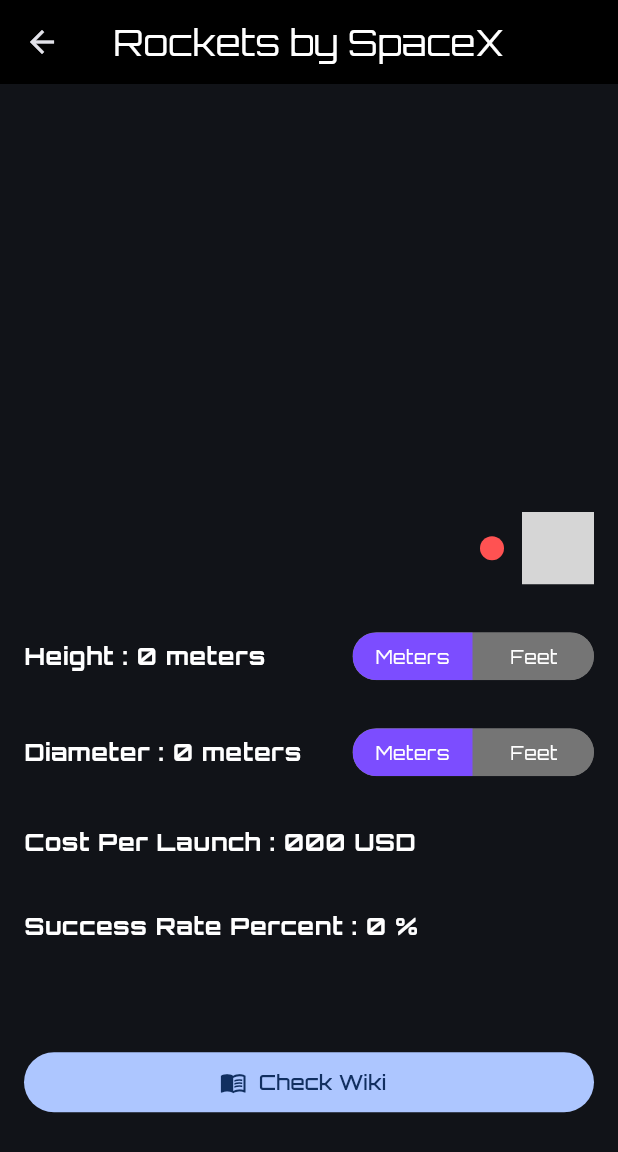
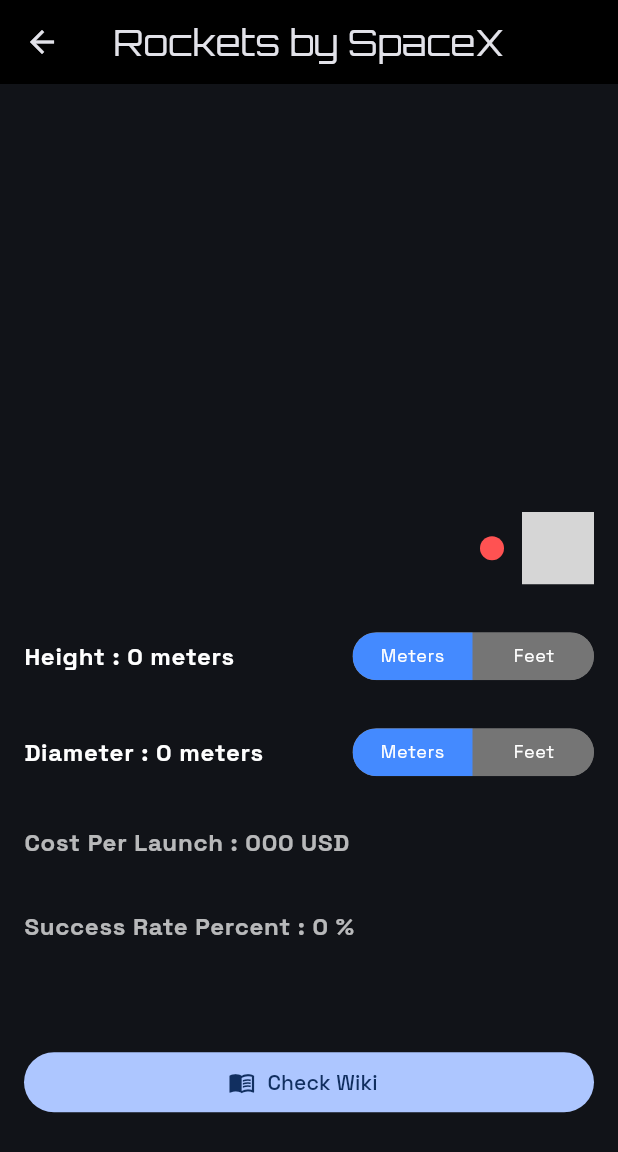
Before and after one commit to ThePunisher569/extraa_edge, a Flutter app: the RocketDetailsWidget screen opened directly with empty values, on a phone screen of 412 x 824 dp. Shown: the top 1152 px of the screen. Run offline on Flutter 3.47's test engine with Material 2 defaults, Android fonts, the phone set to English and light mode, and no system bars; drawn by our look-alikes of carousel_slider, toggle_switch; our stand-ins replace cached_network_image, flutter_riverpod, google_fonts, liquid_pull_to_refresh, localstorage, logger; missing offline and left inert: blinking_text, flutter_animated_button; network calls fail; grey boxes are pictures that could not be loaded.

Commit message:
Changed to Version 1.0.1. Added android and ios config for url_launcher. Separated appbar. Changed default Font Family to Space Grotesk. Removed deepPurpleAccent from switch. Launch button and rocket details ui enhancement.

```diff
--- a/lib/main.dart
+++ b/lib/main.dart
@@ -4,7 +4,7 @@ import 'package:flutter_riverpod/flutter_riverpod.dart';
 import 'package:google_fonts/google_fonts.dart';
 
 void main() async {
-  // TODO initialize list of rockets if not cached then go to rocket list widget
+  WidgetsFlutterBinding.ensureInitialized();
   runApp(
     const ProviderScope(
       child: MyApp(),
@@ -27,7 +27,7 @@ class MyApp extends StatelessWidget {
           background: const Color(0xff121212),
           brightness: Brightness.dark,
         ),
-        textTheme: GoogleFonts.orbitronTextTheme()
+        textTheme: GoogleFonts.spaceGroteskTextTheme()
             .apply(bodyColor: Colors.white, displayColor: Colors.white),
         snackBarTheme: const SnackBarThemeData(
           behavior: SnackBarBehavior.floating,
--- a/lib/ui/rocket_details.dart
+++ b/lib/ui/rocket_details.dart
@@ -1,3 +1,4 @@
+import 'package:extraa_edge/ui/widgets/appbar.dart';
 import 'package:flutter/material.dart';
 import 'package:intl/intl.dart';
 import 'package:url_launcher/url_launcher.dart';
@@ -21,14 +22,7 @@ class _RocketDetailsWidgetState extends State<RocketDetailsWidget> {
   @override
   Widget build(BuildContext context) {
     return Scaffold(
-      appBar: AppBar(
-        backgroundColor: Colors.black,
-        title: Text(
-          'Rockets by SpaceX',
-          style: Theme.of(context).textTheme.headlineSmall,
-        ),
-        centerTitle: true,
-      ),
+      appBar: const MyAppBar(),
       body: SingleChildScrollView(
         child: Container(
           width: MediaQuery.of(context).size.width,
@@ -54,25 +48,31 @@ class _RocketDetailsWidgetState extends State<RocketDetailsWidget> {
               ),
               Text(
                 'Cost Per Launch : ${NumberFormat('#,##,000').format(widget.rocket.costPerLaunch)} USD',
-                style: Theme.of(context)
-                    .textTheme
-                    .bodyLarge
-                    ?.copyWith(fontWeight: FontWeight.bold),
+                style: Theme.of(context).textTheme.bodyLarge?.copyWith(
+                      fontWeight: FontWeight.bold,
+                      color: Colors.white70,
+                    ),
               ),
               const SizedBox(
                 height: 32,
               ),
               Text(
                 'Success Rate Percent : ${widget.rocket.successRatePercent} %',
-                style: Theme.of(context)
-                    .textTheme
-                    .bodyLarge
-                    ?.copyWith(fontWeight: FontWeight.bold),
+                style: Theme.of(context).textTheme.bodyLarge?.copyWith(
+                      fontWeight: FontWeight.bold,
+                      color: Colors.white70,
+                    ),
               ),
               const SizedBox(
                 height: 16,
               ),
-              Text(widget.rocket.description),
+              Text(
+                widget.rocket.description,
+                style: Theme.of(context).textTheme.bodyMedium?.copyWith(
+                      fontWeight: FontWeight.bold,
+                      color: Colors.white70,
+                    ),
+              ),
               const SizedBox(
                 height: 32,
               ),
--- /dev/null
+++ b/lib/ui/widgets/appbar.dart
@@ -0,0 +1,23 @@
+import 'package:flutter/material.dart';
+import 'package:google_fonts/google_fonts.dart';
+
+class MyAppBar extends StatelessWidget implements PreferredSizeWidget {
+  const MyAppBar({super.key});
+
+  @override
+  Widget build(BuildContext context) {
+    return AppBar(
+      backgroundColor: Colors.black,
+      title: Text(
+        'Rockets by SpaceX',
+        style: GoogleFonts.orbitron(
+          fontSize: Theme.of(context).textTheme.headlineSmall?.fontSize,
+        ),
+      ),
+      centerTitle: true,
+    );
+  }
+
+  @override
+  Size get preferredSize => const Size.fromHeight(56);
+}
--- a/lib/ui/widgets/diameter_widget.dart
+++ b/lib/ui/widgets/diameter_widget.dart
@@ -14,13 +14,6 @@ class DiameterWidget extends StatefulWidget {
 }
 
 class _DiameterWidgetState extends State<DiameterWidget> {
-  // late bool changeDiameter;
-  @override
-  void initState() {
-    // changeDiameter=false;
-    super.initState();
-  }
-
   @override
   Widget build(BuildContext context) {
     return Consumer(
@@ -52,10 +45,7 @@ class _DiameterWidgetState extends State<DiameterWidget> {
               centerText: true,
               customTextStyles: [Theme.of(context).textTheme.bodySmall],
               labels: const ['Meters', 'Feet'],
-              activeBgColors: const [
-                [Colors.deepPurpleAccent],
-                [Colors.blueAccent]
-              ],
+              activeBgColor: const [Colors.blueAccent],
               animate: true,
               changeOnTap: true,
               curve: Curves.fastEaseInToSlowEaseOut,
--- a/lib/ui/widgets/height_widget.dart
+++ b/lib/ui/widgets/height_widget.dart
@@ -46,10 +46,7 @@ class _HeightWidgetState extends State<HeightWidget> {
               centerText: true,
               customTextStyles: [Theme.of(context).textTheme.bodySmall],
               labels: const ['Meters', 'Feet'],
-              activeBgColors: const [
-                [Colors.deepPurpleAccent],
-                [Colors.blueAccent]
-              ],
+              activeBgColor: const [Colors.blueAccent],
               animate: true,
               changeOnTap: true,
               curve: Curves.fastEaseInToSlowEaseOut,
--- a/lib/ui/widgets/linear_progress.dart
+++ b/lib/ui/widgets/linear_progress.dart
@@ -12,10 +12,10 @@ class LinearProgress extends StatelessWidget {
           borderRadius: BorderRadius.circular(8),
           child: const LinearProgressIndicator(
             minHeight: 16,
+            color: Colors.blueAccent,
           ),
         ),
       ),
-    )
-    ;
+    );
   }
 }
--- a/lib/ui/widgets/title_widget.dart
+++ b/lib/ui/widgets/title_widget.dart
@@ -1,6 +1,7 @@
 import 'package:blinking_text/blinking_text.dart';
 import 'package:extraa_edge/models/rocket.dart';
 import 'package:flutter/material.dart';
+import 'package:google_fonts/google_fonts.dart';
 
 class TitleWidget extends StatelessWidget {
   final Rocket rocket;
@@ -14,10 +15,10 @@ class TitleWidget extends StatelessWidget {
       children: [
         Text(
           rocket.name,
-          style: Theme.of(context)
-              .textTheme
-              .headlineLarge
-              ?.copyWith(fontWeight: FontWeight.bold),
+          style: GoogleFonts.orbitron(
+            fontSize: Theme.of(context).textTheme.headlineLarge?.fontSize,
+            fontWeight: FontWeight.bold,
+          ),
         ),
         Row(
           mainAxisAlignment: MainAxisAlignment.end,
--- a/pubspec.yaml
+++ b/pubspec.yaml
@@ -16,7 +16,7 @@ publish_to: 'none' # Remove this line if you wish to publish to pub.dev
 # https://developer.apple.com/library/archive/documentation/General/Reference/InfoPlistKeyReference/Articles/CoreFoundationKeys.html
 # In Windows, build-name is used as the major, minor, and patch parts
 # of the product and file versions while build-number is used as the build suffix.
-version: 1.0.0+1
+version: 1.0.1
 
 environment:
   sdk: '>=3.0.2 <4.0.0'
@@ -56,7 +56,7 @@ dev_dependencies:
   # activated in the `analysis_options.yaml` file located at the root of your
   # package. See that file for information about deactivating specific lint
   # rules and activating additional ones.
-  flutter_lints: ^2.0.0
+  flutter_lints: ^2.0.1
 
 # For information on the generic Dart part of this file, see the
 # following page: https://dart.dev/tools/pub/pubspec
```
Also changed, not shown: lib/ui/launch_screen.dart (+7 -10 lines), lib/ui/rocket_list.dart (+2 -8 lines), lib/ui/widgets/launch_button.dart (+7 -6 lines), lib/ui/widgets/rocket_widget.dart (+10 -5 lines), pubspec.lock, 13 other files.
